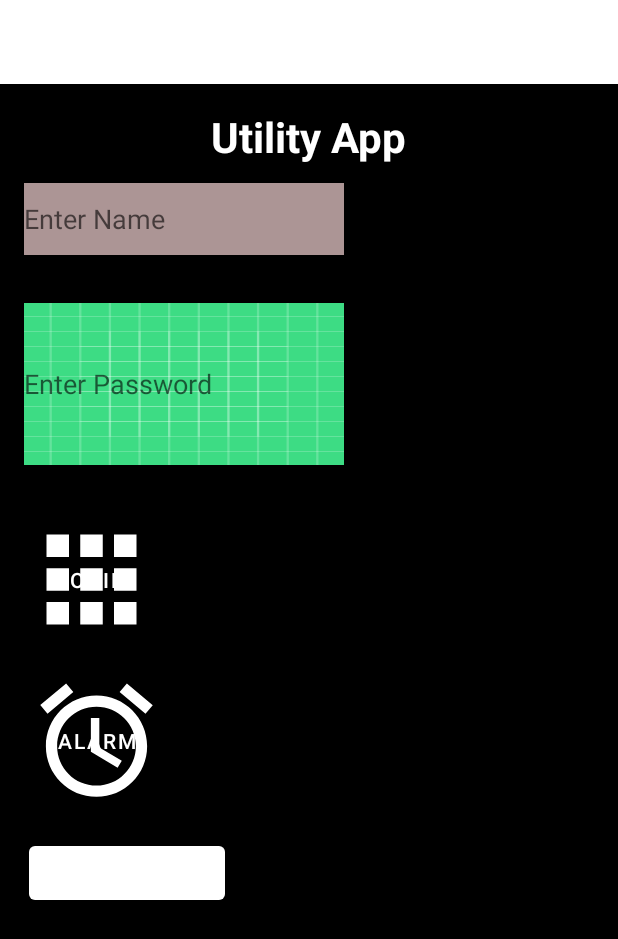
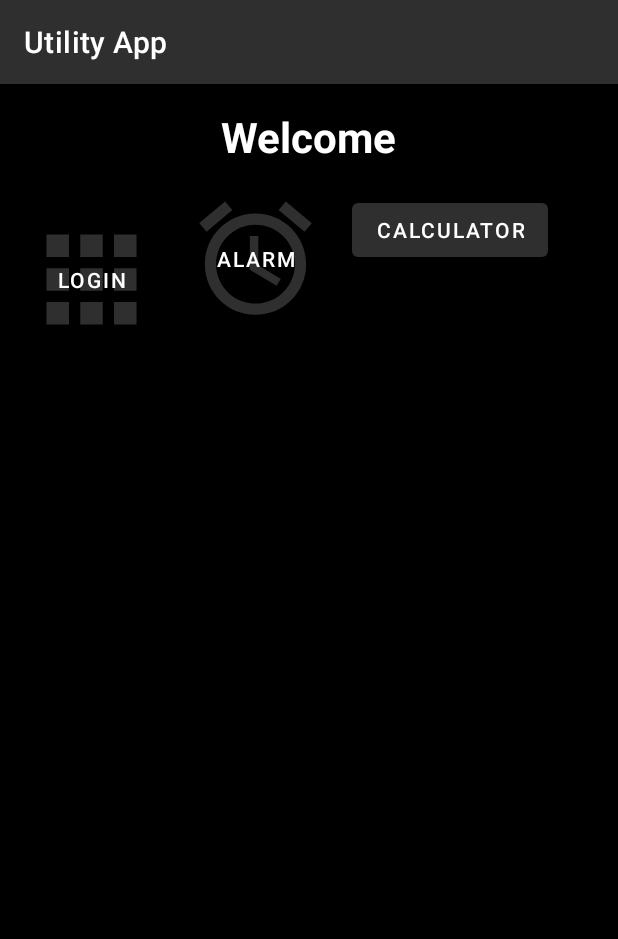
Before and after one commit to JTheoMitr/utility_app, an Android app: the screen it shows after launch (MainActivity), on a phone screen of 412 x 824 dp. Shown: the top 939 px of the screen. Run offline under Robolectric (Android 15) with nearby library versions, the phone set to English and light mode, and no system bars.

Commit message:
Reworked Main Layout and cleaned up code

```diff
--- a/app/src/main/AndroidManifest.xml
+++ b/app/src/main/AndroidManifest.xml
@@ -8,7 +8,7 @@
     <application
         android:allowBackup="true"
         android:icon="@mipmap/ic_launcher"
-        android:label="@string/app_name"
+        android:label="@string/utility_app"
         android:roundIcon="@mipmap/ic_launcher_round"
         android:supportsRtl="true"
         android:theme="@style/Theme.FirstApp">
--- a/app/src/main/java/com/example/firstapp/MainActivity.java
+++ b/app/src/main/java/com/example/firstapp/MainActivity.java
@@ -17,7 +17,7 @@ import android.widget.Toast;
 
 
 public class MainActivity extends AppCompatActivity implements View.OnFocusChangeListener {
-    EditText nameEditText; //declaration
+//    EditText nameEditText; //declaration
     Student abdul;  //a ref variable is created on the stack memory
     public static  String TAG = MainActivity.class.getSimpleName();
     //"MainActivity";
@@ -27,9 +27,9 @@ public class MainActivity extends AppCompatActivity implements View.OnFocusChang
         setContentView(R.layout.activity_main); //inflation
         abdul = new Student("ansari",123,3445); //this will create the object on heap memory
 
-        nameEditText = findViewById(R.id.etName); //initialized it -- getting handle
+//        nameEditText = findViewById(R.id.etName); //initialized it -- getting handle
 
-        nameEditText.setOnFocusChangeListener(this); //this refers to the current instance of this class
+//        nameEditText.setOnFocusChangeListener(this); //this refers to the current instance of this class
 
 //        TextView mTextView = new TextView(this);
 //        mTextView.setText("text from java");
@@ -75,9 +75,9 @@ public class MainActivity extends AppCompatActivity implements View.OnFocusChang
     }
 
     private void startHome() {
-        String value = nameEditText.getText().toString();
+//        String value = nameEditText.getText().toString();
         Intent hIntent = new Intent(this, HomeActivity.class); //explicit intent
-        hIntent.putExtra("namekey",value);
+//        hIntent.putExtra("namekey",value);
         startActivityForResult(hIntent,123); //step 1
         Log.i(TAG, "starting homeactivity");
     }
--- a/app/src/main/res/layout/activity_main.xml
+++ b/app/src/main/res/layout/activity_main.xml
@@ -9,34 +9,48 @@
     tools:context=".MainActivity">
 
 
-    <EditText
-        android:id="@+id/etName"
+<!--    <EditText-->
+<!--        android:id="@+id/etName"-->
+<!--        android:layout_width="wrap_content"-->
+<!--        android:layout_height="wrap_content"-->
+<!--        android:layout_marginStart="16dp"-->
+<!--        android:layout_marginTop="66dp"-->
+<!--        android:background="#AC9595"-->
+<!--        android:ems="10"-->
+<!--        android:hint="@string/enter_name"-->
+<!--        android:inputType="textPersonName"-->
+<!--        android:minHeight="48dp"-->
+<!--        android:textColor="#FFFFFF"-->
+<!--        app:layout_constraintStart_toStartOf="parent"-->
+<!--        app:layout_constraintTop_toTopOf="parent" />-->
+
+<!--    <EditText-->
+<!--        android:id="@+id/etPass"-->
+<!--        android:layout_width="wrap_content"-->
+<!--        android:layout_height="wrap_content"-->
+<!--        android:layout_marginStart="16dp"-->
+<!--        android:layout_marginTop="32dp"-->
+<!--        android:background="@drawable/ic_launcher_background"-->
+<!--        android:ems="10"-->
+<!--        android:hint="@string/enter_pw"-->
+<!--        android:inputType="textPassword"-->
+<!--        android:minHeight="48dp"-->
+<!--        app:layout_constraintStart_toStartOf="parent"-->
+<!--        app:layout_constraintTop_toBottomOf="@+id/etName" />-->
+
+    <TextView
+        android:id="@+id/tvMain"
         android:layout_width="wrap_content"
         android:layout_height="wrap_content"
-        android:layout_marginStart="16dp"
-        android:layout_marginTop="66dp"
-        android:background="#AC9595"
-        android:ems="10"
-        android:hint="@string/enter_name"
-        android:inputType="textPersonName"
-        android:minHeight="48dp"
-        android:textColor="#FFFFFF"
+        android:layout_marginTop="16dp"
+        android:background="#000000"
+        android:text="Welcome"
+        android:textColor="@android:color/white"
+        android:textSize="28sp"
+        android:textStyle="bold"
+        app:layout_constraintEnd_toEndOf="parent"
         app:layout_constraintStart_toStartOf="parent"
         app:layout_constraintTop_toTopOf="parent" />
-
-    <EditText
-        android:id="@+id/etPass"
-        android:layout_width="wrap_content"
-        android:layout_height="wrap_content"
-        android:layout_marginStart="16dp"
-        android:layout_marginTop="32dp"
-        android:background="@drawable/ic_launcher_background"
-        android:ems="10"
-        android:hint="@string/enter_pw"
-        android:inputType="textPassword"
-        android:minHeight="48dp"
-        app:layout_constraintStart_toStartOf="parent"
-        app:layout_constraintTop_toBottomOf="@+id/etName" />
 
     <Button
         android:id="@+id/button"
@@ -48,23 +62,11 @@
         android:background="@drawable/ic_baseline_apps_24_light"
         android:onClick="clickHandler"
         android:text="@string/login"
-        app:layout_constraintBottom_toTopOf="@+id/btnAlarm"
         app:layout_constraintStart_toStartOf="parent"
-        app:layout_constraintTop_toBottomOf="@+id/etPass" />
+        app:layout_constraintTop_toBottomOf="@+id/tvMain"
+        app:rippleColor="#FFFFFF" />
 
-    <TextView
-        android:id="@+id/tvMain"
-        android:layout_width="wrap_content"
-        android:layout_height="wrap_content"
-        android:layout_marginTop="16dp"
-        android:background="#000000"
-        android:text="Utility App"
-        android:textColor="@android:color/white"
-        android:textSize="28sp"
-        android:textStyle="bold"
-        app:layout_constraintEnd_toEndOf="parent"
-        app:layout_constraintStart_toStartOf="parent"
-        app:layout_constraintTop_toTopOf="parent" />
+
 
     <Button
         android:id="@+id/btnAlarm"
@@ -76,8 +78,8 @@
         android:background="@drawable/ic_baseline_access_alarm_24"
         android:onClick="clickHandler"
         android:text="alarm"
-        app:layout_constraintStart_toStartOf="parent"
-        app:layout_constraintTop_toBottomOf="@+id/button" />
+        app:layout_constraintStart_toEndOf="@+id/button"
+        app:layout_constraintTop_toBottomOf="@+id/tvMain" />
 
     <Button
         android:id="@+id/calculator_button"
@@ -85,8 +87,10 @@
         android:layout_height="wrap_content"
         android:layout_marginStart="19dp"
         android:layout_marginTop="19dp"
+        android:theme="@style/DefaultButton"
         android:onClick="clickHandler"
         android:text="@string/calculator"
-        app:layout_constraintStart_toStartOf="parent"
-        app:layout_constraintTop_toBottomOf="@+id/btnAlarm" />
+        android:backgroundTint="@null"
+        app:layout_constraintStart_toEndOf="@+id/btnAlarm"
+        app:layout_constraintTop_toBottomOf="@+id/tvMain" />
 </androidx.constraintlayout.widget.ConstraintLayout>
--- a/app/src/main/res/values/strings.xml
+++ b/app/src/main/res/values/strings.xml
@@ -4,4 +4,5 @@
     <string name="enter_name">Enter Name</string>
     <string name="login">Login</string>
     <string name="calculator">Calculator</string>
+    <string name="utility_app">Utility App</string>
 </resources>
--- /dev/null
+++ b/app/src/main/res/values/styles.xml
@@ -0,0 +1,10 @@
+<?xml version="1.0" encoding="utf-8"?>
+<resources>
+
+
+<style name="DefaultButton" parent="Widget.AppCompat.Button.Colored">
+<item name="colorButtonNormal">@color/white</item>
+<item name="android:textColor">@color/black</item>
+</style>
+
+</resources>
--- a/app/src/main/res/values/themes.xml
+++ b/app/src/main/res/values/themes.xml
@@ -2,7 +2,7 @@
     <!-- Base application theme. -->
     <style name="Theme.FirstApp" parent="Theme.MaterialComponents.DayNight.DarkActionBar">
         <!-- Primary brand color. -->
-        <item name="colorPrimary">@color/white</item>
+        <item name="colorPrimary">#2F2F30</item>
         <item name="colorPrimaryVariant">@color/purple_700</item>
         <item name="colorOnPrimary">@color/white</item>
         <!-- Secondary brand color. -->
@@ -12,5 +12,7 @@
         <!-- Status bar color. -->
         <item name="android:statusBarColor" tools:targetApi="l">?attr/colorPrimaryVariant</item>
         <!-- Customize your theme here. -->
+<!--        <item name="android:buttonStyle">@style/DefaultButton</item>-->
+        <item name="android:buttonTintMode">@null</item>
     </style>
 </resources>
```
